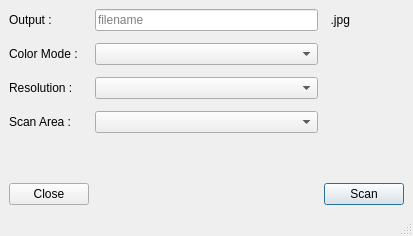
Before: the Qt Designer form pix_scan/mainwindow.ui in ksharindam/pix-scan, drawn with Qt 5.
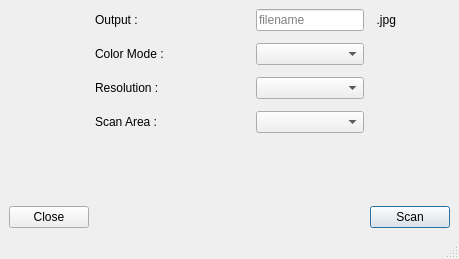
After: the same form once the commit is applied. Icons and pictures are not drawn.

Diff of the .ui file:
```diff
--- a/pix_scan/mainwindow.ui
+++ b/pix_scan/mainwindow.ui
@@ -6,29 +6,60 @@
    <rect>
     <x>0</x>
     <y>0</y>
-    <width>413</width>
-    <height>236</height>
+    <width>459</width>
+    <height>259</height>
    </rect>
   </property>
   <property name="windowTitle">
    <string>Scan Photo</string>
   </property>
   <widget class="QWidget" name="centralwidget">
-   <layout class="QGridLayout" name="gridLayout" columnstretch="0,0,1,0">
+   <layout class="QGridLayout" name="gridLayout" columnstretch="0,0,1,0,0">
     <property name="verticalSpacing">
      <number>12</number>
     </property>
-    <item row="1" column="2">
+    <item row="1" column="3">
      <widget class="QComboBox" name="comboColor"/>
     </item>
-    <item row="2" column="0">
+    <item row="1" column="1">
+     <widget class="QLabel" name="label_2">
+      <property name="text">
+       <string>Color Mode :</string>
+      </property>
+     </widget>
+    </item>
+    <item row="2" column="1">
      <widget class="QLabel" name="label_3">
       <property name="text">
        <string>Resolution :</string>
       </property>
      </widget>
     </item>
-    <item row="4" column="3">
+    <item row="1" column="0" rowspan="3">
+     <widget class="QLabel" name="scannerLabel">
+      <property name="text">
+       <string/>
+      </property>
+      <property name="pixmap">
+       <pixmap resource="../files/resources.qrc">:/scanner.png</pixmap>
+      </property>
+     </widget>
+    </item>
+    <item row="0" column="4">
+     <widget class="QLabel" name="labelExt">
+      <property name="text">
+       <string>  .jpg</string>
+      </property>
+     </widget>
+    </item>
+    <item row="3" column="1">
+     <widget class="QLabel" name="label_4">
+      <property name="text">
+       <string>Scan Area :</string>
+      </property>
+     </widget>
+    </item>
+    <item row="4" column="4">
      <spacer name="verticalSpacer">
       <property name="orientation">
        <enum>Qt::Vertical</enum>
@@ -41,47 +72,16 @@
       </property>
      </spacer>
     </item>
-    <item row="2" column="2">
+    <item row="3" column="3">
+     <widget class="QComboBox" name="comboArea"/>
+    </item>
+    <item row="2" column="3">
      <widget class="QComboBox" name="comboResolution">
       <property name="currentIndex">
        <number>-1</number>
       </property>
      </widget>
     </item>
-    <item row="3" column="0">
-     <widget class="QLabel" name="label_4">
-      <property name="text">
-       <string>Scan Area :</string>
-      </property>
-     </widget>
-    </item>
-    <item row="3" column="2">
-     <widget class="QComboBox" name="comboArea"/>
-    </item>
-    <item row="1" column="0">
-     <widget class="QLabel" name="label_2">
-      <property name="text">
-       <string>Color Mode :</string>
-      </property>
-     </widget>
-    </item>
-    <item row="0" column="0">
-     <widget class="QLabel" name="label">
-      <property name="text">
-       <string>Output :</string>
-      </property>
-     </widget>
-    </item>
-    <item row="5" column="3">
-     <widget class="QPushButton" name="scanBtn">
-      <property name="text">
-       <string>Scan</string>
-      </property>
-      <property name="default">
-       <bool>true</bool>
-      </property>
-     </widget>
-    </item>
     <item row="5" column="0">
      <widget class="QPushButton" name="closeBtn">
       <property name="text">
@@ -92,17 +92,27 @@
       </property>
      </widget>
     </item>
-    <item row="0" column="2">
+    <item row="5" column="4">
+     <widget class="QPushButton" name="scanBtn">
+      <property name="text">
+       <string>Scan</string>
+      </property>
+      <property name="default">
+       <bool>true</bool>
+      </property>
+     </widget>
+    </item>
+    <item row="0" column="3">
      <widget class="QLineEdit" name="filenameEdit">
       <property name="placeholderText">
        <string>filename</string>
       </property>
      </widget>
     </item>
-    <item row="0" column="3">
-     <widget class="QLabel" name="labelExt">
+    <item row="0" column="1">
+     <widget class="QLabel" name="label">
       <property name="text">
-       <string>  .jpg</string>
+       <string>Output :</string>
       </property>
      </widget>
     </item>
```
Left out of the diff: 4 changed lines with no effect on the pictures.
